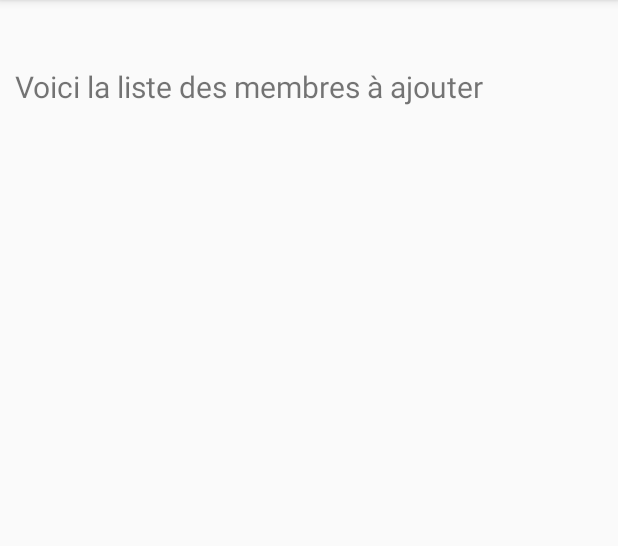
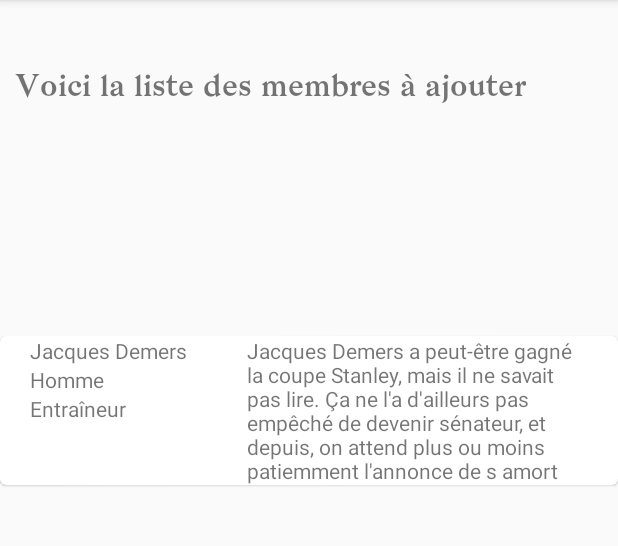
Before and after one commit to patrick-lainesse/nav_drawer_parcelable, an Android app: the fragment FragmentB placed in its activity, on a phone screen of 412 x 824 dp, the part 84-630 px from its top. Run offline under Robolectric (Android 15) with nearby library versions, the phone set to English and light mode, and no system bars; 2 statements that could not run were skipped.

Commit message:
Début de l'implémentation des cards pour afficher les informations des membres à ajouter à la liste

```diff
--- a/app/src/main/java/com/example/tp1_exercice2/FragmentB.java
+++ b/app/src/main/java/com/example/tp1_exercice2/FragmentB.java
@@ -5,22 +5,96 @@ import android.os.Bundle;
 import android.view.LayoutInflater;
 import android.view.View;
 import android.view.ViewGroup;
+import android.widget.LinearLayout;
+import android.widget.RelativeLayout;
 import android.widget.TextView;
 
 import androidx.fragment.app.Fragment;
 
+import com.google.android.material.card.MaterialCardView;
+import com.google.android.material.textview.MaterialTextView;
+
 public class FragmentB extends Fragment {
+
+    LinearLayout layout;
+
     @Override
     public View onCreateView (LayoutInflater inflater, ViewGroup container, Bundle savedInstanceState) {
 
         View view = inflater.inflate(R.layout.frag_enregistrer, container, false);
-        //Activity activity = getActivity();
 
         setMessage(view);
+
+        ViewGroup monVG = view.findViewById(R.id.layout_enregistrer);
+
+        View premMembre = LayoutInflater.from(view.getContext()).inflate(R.layout.membre_card, null);
+        monVG.addView(premMembre);
+
+/*
+        View premMembre2 = LayoutInflater.from(view.getContext()).inflate(R.layout.membre_card, null);
+        monVG.addView(premMembre2);
+*/
+
+        MaterialTextView tv1 = monVG.findViewById(R.id.card_nom);
+        MaterialTextView tv2 = monVG.findViewById(R.id.card_sexe);
+        MaterialTextView tv3 = monVG.findViewById(R.id.card_fonction);
+        MaterialTextView tv4 = monVG.findViewById(R.id.card_commentaires);
+
+
+        tv1.setText("Jacques Demers");
+        tv2.setText("Homme");
+        tv3.setText("Entraîneur");
+        tv4.setText("Jacques Demers a peut-être gagné la coupe Stanley, mais il ne savait pas lire. Ça ne l'a d'ailleurs pas empêché de devenir sénateur, et depuis, on attend plus ou moins patiemment l'annonce de s amort");
+
+        // voir p.33 des adapters, il faut faire un simple adapter pour ce projet
+
+
+        //ArrayAdapter<String> adapter = new ArrayAdapter<String>(activity, R.layout.item_menu_fonction, postes);
+
+        //layout = view.findViewById(R.id.layout_enregistrer);
+        //setCardMembre(view);
+
+
+        //MaterialCardView card = getActivity().findViewById(R.id.frabB_card);
+
+        /*fonctionne
+        MaterialTextView tvNom = view.findViewById(R.id.card_nom);
+        tvNom.setText("Le nom");*/
+
+
+/*        MaterialCardView card = new MaterialCardView(getActivity());
+        //LinearLayout.LayoutParams params = new LinearLayout.LayoutParams(RelativeLayout.LayoutParams.WRAP_CONTENT, ViewGroup.LayoutParams.WRAP_CONTENT);
+        //card.setLayoutParams(params);
+
+        TextView tv = new TextView(getActivity().getApplicationContext());
+        //tv.setLayoutParams(params);
+        String test = "test";
+        tv.setText(test);
+
+        card.addView(tv);
+        layout.addView(card);*/
 
         return view;
 
     }
+
+/*    private void setCardMembre(View v) {
+
+        MaterialCardView card = new MaterialCardView(v.getContext());
+        LinearLayout.LayoutParams params = new LinearLayout.LayoutParams(RelativeLayout.LayoutParams.WRAP_CONTENT, ViewGroup.LayoutParams.WRAP_CONTENT);
+        card.setLayoutParams(params);
+
+
+        TextView tv = new TextView(v.getContext());
+        tv.setLayoutParams(params);
+        String test = "test";
+        tv.setText(test);
+
+        card.addView(tv);
+
+
+        layout.addView(card);
+    }*/
 
     private void setMessage(View v) {
 
@@ -31,6 +105,5 @@ public class FragmentB extends Fragment {
         textView.setText("Voici la liste des membres à ajouter");
         textView2.setText(test);
 
-
     }
 }
--- a/app/src/main/res/layout/frag_enregistrer.xml
+++ b/app/src/main/res/layout/frag_enregistrer.xml
@@ -1,7 +1,8 @@
 <?xml version="1.0" encoding="utf-8"?>
 <LinearLayout xmlns:android="http://schemas.android.com/apk/res/android"
     android:orientation="vertical" android:layout_width="match_parent"
-    android:layout_height="match_parent">
+    android:layout_height="match_parent"
+    android:id="@+id/layout_enregistrer">
 
     <com.google.android.material.textview.MaterialTextView
         android:id="@+id/fragB_message"
@@ -10,7 +11,9 @@
         android:layout_marginLeft="10dp"
         android:layout_marginRight="10dp"
         android:layout_marginTop="100dp"
-        android:textSize="20dp"/>
+        android:textSize="20dp"
+        android:fontFamily="@font/bagnard"/>
+    <!--???? essayer plutôt de mettre dans l'app au complet-->
 
     <com.google.android.material.textview.MaterialTextView
         android:id="@+id/fragB_message2"
@@ -21,5 +24,10 @@
         android:layout_marginTop="100dp"
         android:textSize="40dp"/>
 
+<!--    <androidx.recyclerview.widget.RecyclerView
+        android:id="@+id/fragB_recycler"
+        android:scrollbars="vertical"
+        android:layout_width="match_parent"
+        android:layout_height="match_parent"/>-->
 
 </LinearLayout>
--- /dev/null
+++ b/app/src/main/res/layout/membre_card.xml
@@ -0,0 +1,53 @@
+<?xml version="1.0" encoding="utf-8"?>
+
+<!--layout qui sera utilisé pour afficher les membres-->
+
+<com.google.android.material.card.MaterialCardView
+    xmlns:android="http://schemas.android.com/apk/res/android" android:layout_width="match_parent"
+    android:layout_height="wrap_content"
+    android:layout_margin="10dp">
+
+    <androidx.appcompat.widget.LinearLayoutCompat
+        android:layout_width="wrap_content"
+        android:layout_height="match_parent"
+        android:orientation="horizontal">
+    <androidx.appcompat.widget.LinearLayoutCompat
+        android:layout_width="wrap_content"
+        android:layout_height="match_parent"
+        android:orientation="vertical">
+
+        <com.google.android.material.textview.MaterialTextView
+            android:id="@+id/card_nom"
+            android:layout_width="wrap_content"
+            android:layout_height="wrap_content"
+            android:layout_marginLeft="20dp"
+            android:layout_marginRight="20dp"/>
+
+        <com.google.android.material.textview.MaterialTextView
+            android:id="@+id/card_sexe"
+            android:layout_width="wrap_content"
+            android:layout_height="wrap_content"
+            android:layout_marginLeft="20dp"
+            android:layout_marginRight="20dp"/>
+
+        <com.google.android.material.textview.MaterialTextView
+            android:id="@+id/card_fonction"
+            android:layout_width="wrap_content"
+            android:layout_height="wrap_content"
+            android:layout_marginLeft="20dp"
+            android:layout_marginRight="20dp"/>
+
+    </androidx.appcompat.widget.LinearLayoutCompat>
+
+        <com.google.android.material.textview.MaterialTextView
+            android:id="@+id/card_commentaires"
+            android:layout_width="wrap_content"
+            android:layout_height="wrap_content"
+            android:layout_marginLeft="20dp"
+            android:layout_marginRight="20dp"/>
+
+    </androidx.appcompat.widget.LinearLayoutCompat>
+
+
+
+</com.google.android.material.card.MaterialCardView>
```
Also changed, not shown: app/src/main/res/font/bagnard.otf (added).
